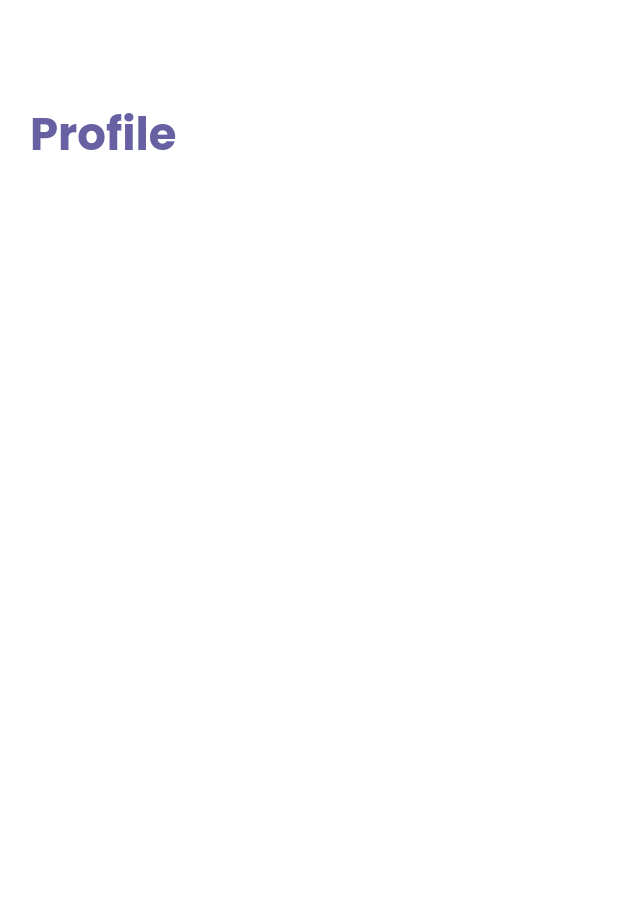
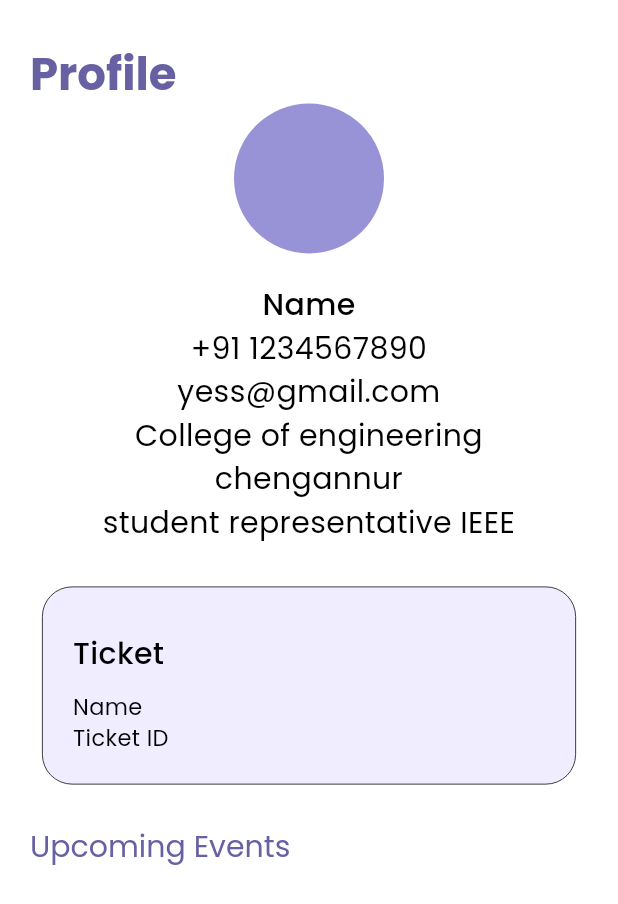
Before and after one commit to ieeelink/yess-app24, a Flutter app: the ProfilePage screen opened directly, on a phone screen of 412 x 824 dp. Shown: the top 904 px of the screen. Run offline on Flutter 3.47's test engine with Material 3 defaults, Android fonts, the phone set to English and light mode, and no system bars.

Commit message:
profile page

```diff
--- a/lib/presentation/events/events.dart
+++ b/lib/presentation/events/events.dart
@@ -1,19 +1,19 @@
 import 'package:flutter/material.dart';
+import 'package:yess_app/presentation/core/constants.dart';
 
 class EventsPage extends StatelessWidget {
   const EventsPage({super.key});
 
   @override
   Widget build(BuildContext context) {
-    return Container(
-      padding: const EdgeInsets.all(20),
-      color: Colors.white,
+    return Scaffold(
+      backgroundColor: Colors.white,
+      body: Padding(
+        padding: EdgeInsets.all(20),
         child: ListView(
           children: [
-          const SizedBox(height: 10),
-          Container(
-            width: MediaQuery.of(context).size.width,
-            child: Text(
+            kHeight10,
+            Text(
               'Events',
               textAlign: TextAlign.left,
               style: Theme.of(context).textTheme.headlineMedium?.copyWith(
@@ -23,10 +23,7 @@ class EventsPage extends StatelessWidget {
                     fontWeight: FontWeight.bold,
                   ),
             ),
-          ),
-          Container(
-            width: MediaQuery.of(context).size.width,
-            child: Text(
+            Text(
               'Epic Event Linup',
               textAlign: TextAlign.left,
               style: Theme.of(context).textTheme.headlineMedium?.copyWith(
@@ -35,8 +32,7 @@ class EventsPage extends StatelessWidget {
                     fontFamily: 'Poppins',
                   ),
             ),
-          ),
-          const SizedBox(height: 20),
+            kHeight20,
             Text(
               'KE Auditorium',
               textAlign: TextAlign.left,
@@ -78,9 +74,7 @@ class EventsPage extends StatelessWidget {
                               borderRadius: BorderRadius.circular(30),
                             ),
                           ),
-                        SizedBox(
-                          height: 10,
-                        ),
+                          kHeight10,
                           Text(
                             'Catch The Flag',
                             style: TextStyle(
@@ -99,9 +93,7 @@ class EventsPage extends StatelessWidget {
                               fontWeight: FontWeight.normal,
                             ),
                           ),
-                        SizedBox(
-                          height: 10,
-                        ),
+                          kHeight10,
                           Text(
                             '10:00 AM - 11:00 PM',
                             style: TextStyle(
@@ -116,10 +108,9 @@ class EventsPage extends StatelessWidget {
                 ),
               ),
             ),
-          SizedBox(
-            height: 30,
+            kHeight30,
+          ],
         ),
-        ],
       ),
     );
   }
--- a/lib/presentation/profile/profile.dart
+++ b/lib/presentation/profile/profile.dart
@@ -1,18 +1,18 @@
 import 'package:flutter/material.dart';
+import 'package:yess_app/presentation/core/constants.dart';
 
 class ProfilePage extends StatelessWidget {
   const ProfilePage({super.key});
 
   @override
   Widget build(BuildContext context) {
-    return Container(
-        padding: const EdgeInsets.all(20),
-        color: Colors.white,
-        child: Column(children: [
-          const SizedBox(height: 50),
-          Container(
-            width: MediaQuery.of(context).size.width,
-            child: Text(
+    return Scaffold(
+        backgroundColor: Colors.white,
+        body: Padding(
+          padding: EdgeInsets.all(20),
+          child: ListView(children: [
+            kHeight10,
+            Text(
               'Profile',
               textAlign: TextAlign.left,
               style: Theme.of(context).textTheme.headlineMedium?.copyWith(
@@ -22,7 +22,131 @@ class ProfilePage extends StatelessWidget {
                     fontWeight: FontWeight.bold,
                   ),
             ),
-          ),
-        ]));
+            Container(
+              width: 100.0, // Width of the circle
+              height: 100.0, // Height of the circle
+              decoration: BoxDecoration(
+                color:
+                    Color.fromARGB(255, 152, 147, 214), // Color of the circle
+                shape: BoxShape.circle,
+              ),
+            ),
+            kHeight20,
+            Text(
+              'Name',
+              textAlign: TextAlign.center,
+              style: TextStyle(
+                color: Colors.black,
+                fontFamily: 'Poppins',
+                fontSize: 20,
+                fontWeight: FontWeight.w500,
+              ),
+            ),
+            Text(
+              '+91 1234567890',
+              textAlign: TextAlign.center,
+              style: TextStyle(
+                color: Colors.black,
+                fontFamily: 'Poppins',
+                fontSize: 20,
+              ),
+            ),
+            Text(
+              'yess@gmail.com',
+              textAlign: TextAlign.center,
+              style: TextStyle(
+                color: Colors.black,
+                fontFamily: 'Poppins',
+                fontSize: 20,
+              ),
+            ),
+            Text(
+              'College of engineering',
+              textAlign: TextAlign.center,
+              style: TextStyle(
+                color: Colors.black,
+                fontFamily: 'Poppins',
+                fontSize: 20,
+              ),
+            ),
+            Text(
+              'chengannur',
+              textAlign: TextAlign.center,
+              style: TextStyle(
+                color: Colors.black,
+                fontFamily: 'Poppins',
+                fontSize: 20,
+              ),
+            ),
+            Text(
+              'student representative IEEE',
+              textAlign: TextAlign.center,
+              style: TextStyle(
+                color: Colors.black,
+                fontFamily: 'Poppins',
+                fontSize: 20,
+              ),
+            ),
+            kHeight20,
+            Container(
+              padding: EdgeInsets.all(20),
+              margin: const EdgeInsets.all(8.0),
+              decoration: BoxDecoration(
+                color: const Color(0xFFEFEDFF),
+                border: Border.all(
+                  color: Colors.black,
+                  width: 0.5,
+                ),
+                borderRadius:
+                    BorderRadius.circular(20), // Add rounded corners if desired
+              ),
+              child: Column(
+                  crossAxisAlignment: CrossAxisAlignment.start,
+                  children: [
+                    SizedBox(
+                      height: 10,
+                    ),
+                    Text(
+                      'Ticket',
+                      style: TextStyle(
+                        color: Colors.black,
+                        fontFamily: 'Poppins',
+                        fontSize: 20,
+                        fontWeight: FontWeight.w500,
+                      ),
+                    ),
+                    kHeight10,
+                    Text(
+                      'Name',
+                      style: TextStyle(
+                        color: Colors.black,
+                        fontFamily: 'Poppins',
+                        fontSize: 15,
+                        fontWeight: FontWeight.normal,
+                      ),
+                    ),
+                    Text(
+                      'Ticket ID',
+                      style: TextStyle(
+                        color: Colors.black,
+                        fontFamily: 'Poppins',
+                        fontSize: 15,
+                        fontWeight: FontWeight.normal,
+                      ),
+                    ),
+                  ]),
+            ),
+            kHeight20,
+            Text(
+              'Upcoming Events',
+              textAlign: TextAlign.left,
+              style: Theme.of(context).textTheme.headlineMedium?.copyWith(
+                    color: const Color(0xFF6761A3),
+                    fontSize: 20,
+                    fontFamily: 'Poppins',
+                  ),
+            ),
+          ]),
+        ));
   }
 }
```
Lines whose indentation alone changed are shown as unchanged.
